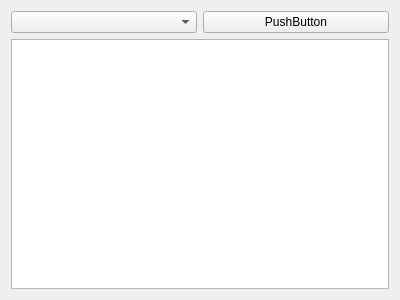
The window that src/mdtree_ui.ui (notmikeb/markdown-editor) describes before a commit, drawn with Qt 5.
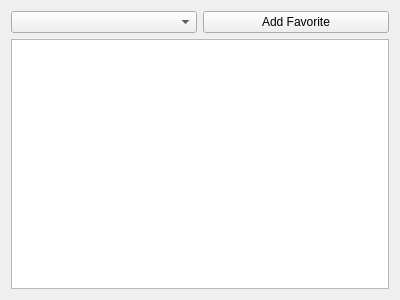
The same window after the commit.

Commit message: support double-click at tree widget

Patch:
```diff
--- a/src/mdtree_ui.ui
+++ b/src/mdtree_ui.ui
@@ -24,7 +24,7 @@
        <item>
         <widget class="QPushButton" name="btn_addfavorite">
          <property name="text">
-          <string>PushButton</string>
+          <string>Add Favorite</string>
          </property>
         </widget>
        </item>
```
The commit also changes 4 other files.
